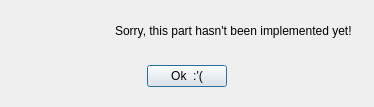
Above: fomod/gui/templates/notimplemented.ui from GandaG/fomod-designer before the change. Below: the same form after it.
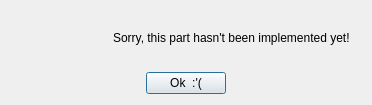
That is the form after the change. Icons and pictures are not drawn.

Commit message: Finished not implemented dialog.

The edit to the form file:
```diff
--- a/fomod/gui/templates/notimplemented.ui
+++ b/fomod/gui/templates/notimplemented.ui
@@ -6,34 +6,38 @@
    <rect>
     <x>0</x>
     <y>0</y>
-    <width>374</width>
-    <height>107</height>
+    <width>372</width>
+    <height>105</height>
    </rect>
   </property>
   <property name="sizePolicy">
-   <sizepolicy hsizetype="Fixed" vsizetype="Fixed">
+   <sizepolicy hsizetype="Preferred" vsizetype="Preferred">
     <horstretch>0</horstretch>
     <verstretch>0</verstretch>
    </sizepolicy>
   </property>
+  <property name="minimumSize">
+   <size>
+    <width>372</width>
+    <height>105</height>
+   </size>
+  </property>
   <property name="maximumSize">
    <size>
-    <width>374</width>
-    <height>107</height>
+    <width>372</width>
+    <height>105</height>
    </size>
   </property>
   <property name="windowTitle">
    <string>Dialog</string>
   </property>
-  <layout class="QVBoxLayout" name="verticalLayout_2">
-   <item>
     <layout class="QVBoxLayout" name="verticalLayout">
      <item>
       <layout class="QHBoxLayout" name="horizontalLayout">
        <item alignment="Qt::AlignHCenter|Qt::AlignVCenter">
         <widget class="QLabel" name="label_2">
          <property name="sizePolicy">
-          <sizepolicy hsizetype="Preferred" vsizetype="Preferred">
+        <sizepolicy hsizetype="Fixed" vsizetype="Fixed">
            <horstretch>1</horstretch>
            <verstretch>0</verstretch>
           </sizepolicy>
@@ -49,7 +53,7 @@
        <item alignment="Qt::AlignHCenter|Qt::AlignVCenter">
         <widget class="QLabel" name="label">
          <property name="sizePolicy">
-          <sizepolicy hsizetype="MinimumExpanding" vsizetype="MinimumExpanding">
+        <sizepolicy hsizetype="Fixed" vsizetype="Fixed">
            <horstretch>3</horstretch>
            <verstretch>0</verstretch>
           </sizepolicy>
@@ -61,7 +65,22 @@
        </item>
       </layout>
      </item>
-     <item alignment="Qt::AlignHCenter|Qt::AlignVCenter">
+   <item>
+    <layout class="QHBoxLayout" name="horizontalLayout_2">
+     <item>
+      <spacer name="horizontalSpacer">
+       <property name="orientation">
+        <enum>Qt::Horizontal</enum>
+       </property>
+       <property name="sizeHint" stdset="0">
+        <size>
+         <width>40</width>
+         <height>20</height>
+        </size>
+       </property>
+      </spacer>
+     </item>
+     <item>
       <widget class="QPushButton" name="pushButton">
        <property name="sizePolicy">
         <sizepolicy hsizetype="Fixed" vsizetype="Fixed">
@@ -69,11 +88,30 @@
          <verstretch>0</verstretch>
         </sizepolicy>
        </property>
+       <property name="autoFillBackground">
+        <bool>false</bool>
+       </property>
        <property name="text">
         <string>Ok  :'(</string>
        </property>
+       <property name="flat">
+        <bool>false</bool>
+       </property>
       </widget>
      </item>
+     <item>
+      <spacer name="horizontalSpacer_2">
+       <property name="orientation">
+        <enum>Qt::Horizontal</enum>
+       </property>
+       <property name="sizeHint" stdset="0">
+        <size>
+         <width>40</width>
+         <height>20</height>
+        </size>
+       </property>
+      </spacer>
+     </item>
     </layout>
    </item>
   </layout>
```
Left out of the diff: 3 changed lines with no effect on the pictures. Lines whose indentation alone changed are shown as unchanged. The commit also changes 5 other files.
